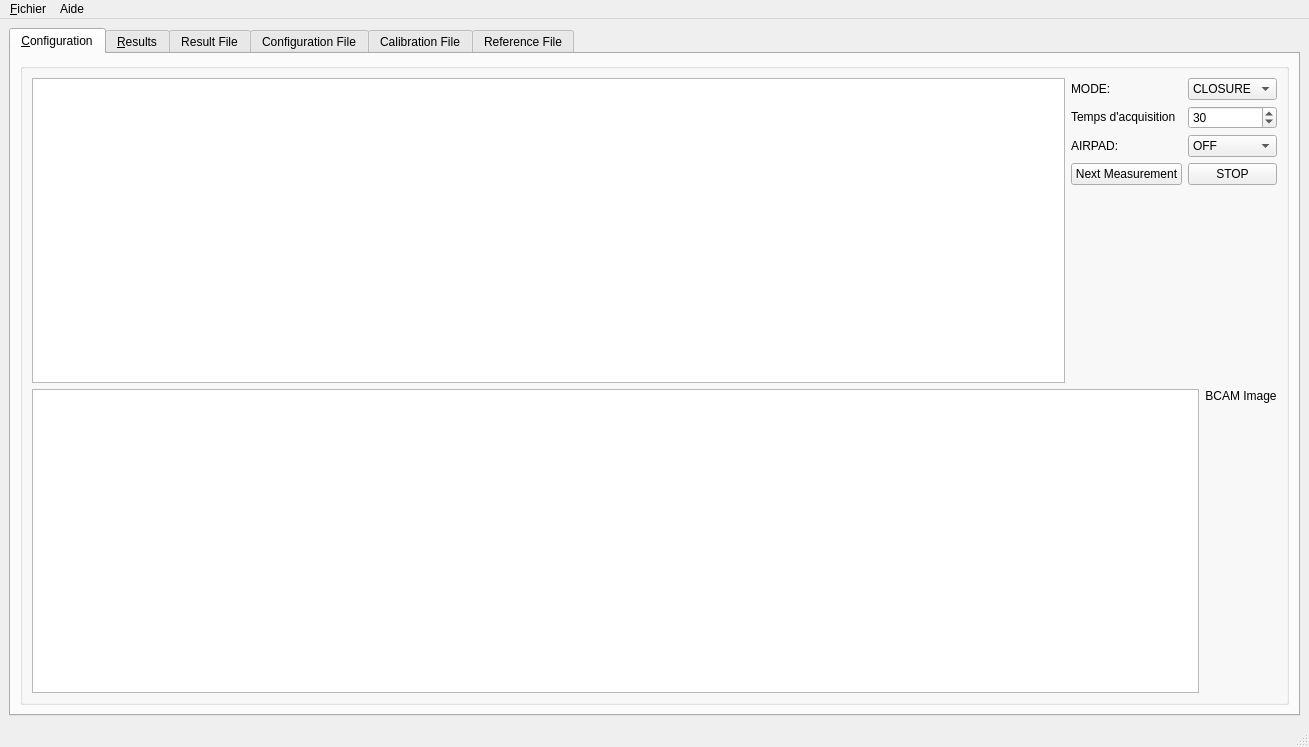
Old version of the form ADEPO/ATLAS_BCAM.ui in the repository CERN/atlas-adepo.
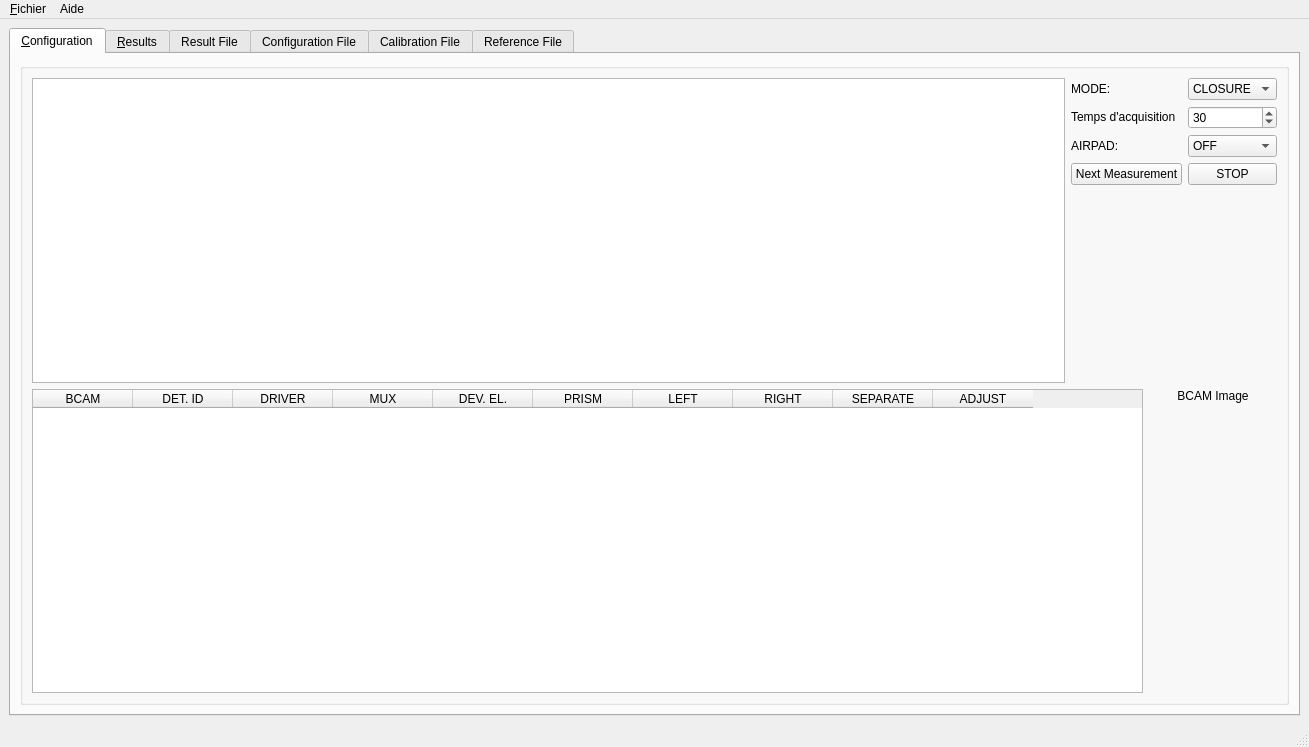
New version of the form. The open tabs and pages were chosen to show the change. Icons and pictures are not drawn.

Commit message: Small problem parsing the configuration file; Added the left and right in the display table

Diff of the .ui file:
```diff
--- a/ADEPO/ATLAS_BCAM.ui
+++ b/ADEPO/ATLAS_BCAM.ui
@@ -286,6 +286,12 @@
                    <verstretch>0</verstretch>
                   </sizepolicy>
                  </property>
+                 <property name="maximumSize">
+                  <size>
+                   <width>1111</width>
+                   <height>16777215</height>
+                  </size>
+                 </property>
                  <property name="sizeIncrement">
                   <size>
                    <width>0</width>
@@ -320,22 +326,25 @@
                   <bool>true</bool>
                  </property>
                  <attribute name="horizontalHeaderVisible">
+                  <bool>true</bool>
+                 </attribute>
+                 <attribute name="horizontalHeaderCascadingSectionResizes">
                   <bool>false</bool>
                  </attribute>
                  <attribute name="horizontalHeaderDefaultSectionSize">
-                  <number>160</number>
+                  <number>100</number>
                  </attribute>
                  <attribute name="horizontalHeaderHighlightSections">
                   <bool>false</bool>
                  </attribute>
                  <attribute name="horizontalHeaderMinimumSectionSize">
-                  <number>160</number>
+                  <number>50</number>
                  </attribute>
                  <attribute name="horizontalHeaderShowSortIndicator" stdset="0">
                   <bool>true</bool>
                  </attribute>
                  <attribute name="horizontalHeaderStretchLastSection">
-                  <bool>true</bool>
+                  <bool>false</bool>
                  </attribute>
                  <attribute name="verticalHeaderVisible">
                   <bool>false</bool>
@@ -343,6 +352,9 @@
                  <attribute name="verticalHeaderCascadingSectionResizes">
                   <bool>false</bool>
                  </attribute>
+                 <attribute name="verticalHeaderDefaultSectionSize">
+                  <number>30</number>
+                 </attribute>
                  <attribute name="verticalHeaderMinimumSectionSize">
                   <number>30</number>
                  </attribute>
@@ -354,27 +366,27 @@
                  </attribute>
                  <column>
                   <property name="text">
-                   <string>BCAM NAME</string>
+                   <string>BCAM</string>
                   </property>
                  </column>
                  <column>
                   <property name="text">
-                   <string>DETECTOR ID</string>
+                   <string>DET. ID</string>
                   </property>
                  </column>
                  <column>
                   <property name="text">
-                   <string>PORT DRIVER</string>
+                   <string>DRIVER</string>
                   </property>
                  </column>
                  <column>
                   <property name="text">
-                   <string>PORT MUX</string>
+                   <string>MUX</string>
                   </property>
                  </column>
                  <column>
                   <property name="text">
-                   <string>NUM CHIP</string>
+                   <string>DEV. EL.</string>
                   </property>
                  </column>
                  <column>
@@ -382,6 +394,26 @@
                    <string>PRISM</string>
                   </property>
                  </column>
+                 <column>
+                  <property name="text">
+                   <string>LEFT</string>
+                  </property>
+                 </column>
+                 <column>
+                  <property name="text">
+                   <string>RIGHT</string>
+                  </property>
+                 </column>
+                 <column>
+                  <property name="text">
+                   <string>SEPARATE</string>
+                  </property>
+                 </column>
+                 <column>
+                  <property name="text">
+                   <string>ADJUST</string>
+                  </property>
+                 </column>
                 </widget>
                </item>
                <item>
```
Left out of the diff: 2 changed lines with no effect on the pictures. The commit also changes 2 other files.
